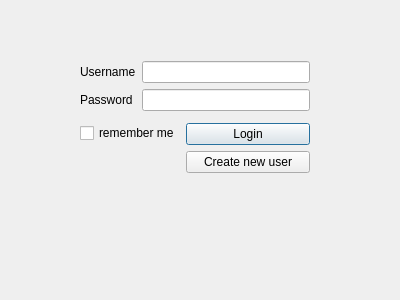
Above: logindialog.ui from Aaltis/Note-File-Client before the change. Below: the same form after it.
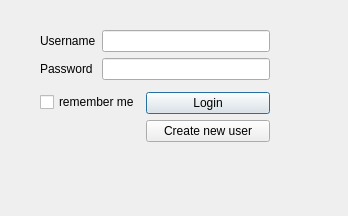
That is the form after the change.

```diff
--- a/logindialog.ui
+++ b/logindialog.ui
@@ -6,18 +6,18 @@
    <rect>
     <x>0</x>
     <y>0</y>
-    <width>400</width>
-    <height>300</height>
+    <width>348</width>
+    <height>216</height>
    </rect>
   </property>
   <property name="windowTitle">
    <string>Dialog</string>
   </property>
-  <widget class="QWidget" name="">
+  <widget class="QWidget" name="layoutWidget">
    <property name="geometry">
     <rect>
-     <x>80</x>
-     <y>61</y>
+     <x>40</x>
+     <y>30</y>
      <width>230</width>
      <height>118</height>
     </rect>
```
Left out of the diff: 4 changed lines with no effect on the pictures.
